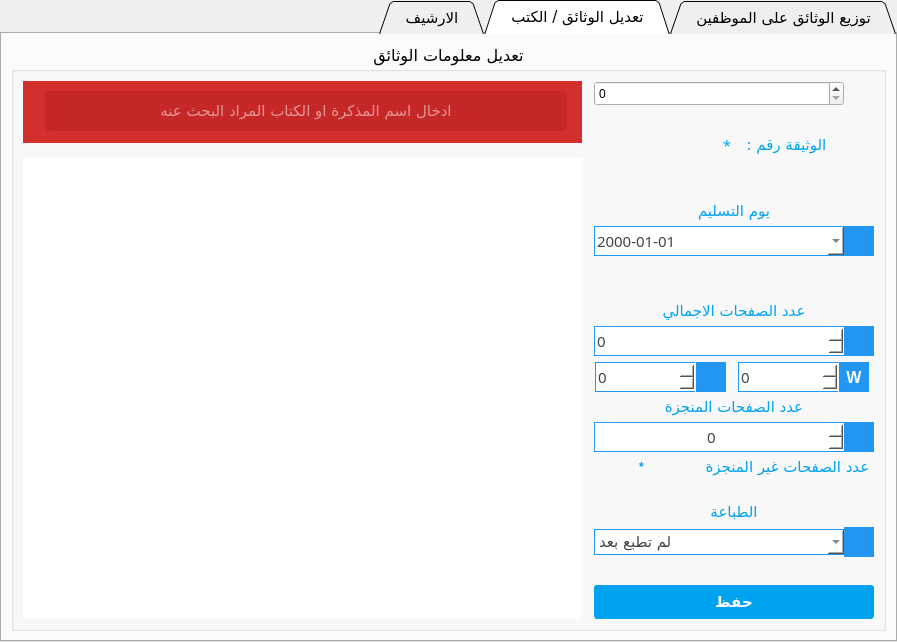
Above: tabwidgetdocuments.ui from ashraf-kx/maktaba-assistant before the change. Below: the same form after it.
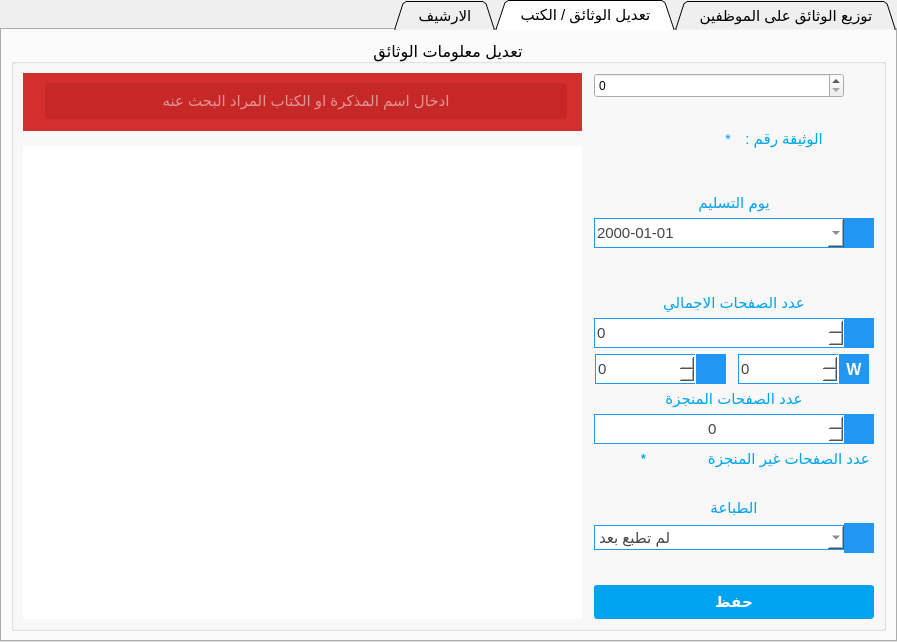
That is the form after the change. The open tabs and pages were chosen to show the change. Icons and pictures are not drawn.

Patch:
```diff
--- a/tabwidgetdocuments.ui
+++ b/tabwidgetdocuments.ui
@@ -12,7 +12,6 @@
   </property>
   <property name="font">
    <font>
-    <family>SFMono Nerd Font Mono</family>
     <pointsize>11</pointsize>
     <bold>false</bold>
    </font>
@@ -351,7 +350,6 @@
      <widget class="QGroupBox" name="GB_updateClient">
       <property name="font">
        <font>
-        <family>SFMono Nerd Font Mono</family>
         <pointsize>12</pointsize>
         <italic>false</italic>
         <bold>false</bold>
@@ -444,7 +442,6 @@
              <widget class="QLineEdit" name="LE_fullnameFiltre">
               <property name="font">
                <font>
-                <family>SFMono Nerd Font Mono</family>
                 <pointsize>11</pointsize>
                 <bold>false</bold>
                </font>
@@ -504,14 +501,13 @@
            </property>
            <property name="font">
             <font>
-             <family>SFMono Nerd Font Mono</family>
              <pointsize>11</pointsize>
              <bold>false</bold>
              <kerning>false</kerning>
             </font>
            </property>
            <property name="layoutDirection">
-            <enum>Qt::RightToLeft</enum>
+            <enum>Qt::LeftToRight</enum>
            </property>
            <property name="styleSheet">
             <string notr="true">QTableView
@@ -618,7 +614,6 @@
             <widget class="QLabel" name="LB_idDocx">
              <property name="font">
               <font>
-               <family>SFMono Nerd Font Mono</family>
                <pointsize>11</pointsize>
                <bold>false</bold>
               </font>
@@ -642,7 +637,6 @@
             <widget class="QLabel" name="labexc">
              <property name="font">
               <font>
-               <family>SFMono Nerd Font Mono</family>
                <pointsize>11</pointsize>
                <bold>false</bold>
                <kerning>false</kerning>
@@ -682,7 +676,6 @@
           <widget class="QLabel" name="label_4">
            <property name="font">
             <font>
-             <family>SFMono Nerd Font Mono</family>
              <pointsize>11</pointsize>
              <bold>false</bold>
              <kerning>false</kerning>
@@ -718,7 +711,6 @@
              </property>
              <property name="font">
               <font>
-               <family>SFMono Nerd Font Mono</family>
                <pointsize>11</pointsize>
                <bold>false</bold>
                <kerning>false</kerning>
@@ -826,7 +818,6 @@
           <widget class="QLabel" name="label_25">
            <property name="font">
             <font>
-             <family>SFMono Nerd Font Mono</family>
              <pointsize>11</pointsize>
              <bold>false</bold>
             </font>
@@ -867,7 +858,6 @@
              </property>
              <property name="font">
               <font>
-               <family>SFMono Nerd Font Mono</family>
                <pointsize>11</pointsize>
                <bold>false</bold>
               </font>
@@ -897,7 +887,7 @@
               <bool>false</bool>
              </property>
              <property name="maximum">
-              <number>5000</number>
+              <number>10000</number>
              </property>
             </widget>
            </item>
@@ -965,7 +955,6 @@
              </property>
              <property name="font">
               <font>
-               <family>SFMono Nerd Font Mono</family>
                <pointsize>11</pointsize>
                <bold>false</bold>
               </font>
@@ -991,6 +980,9 @@
    border-right:0px solid #FFFFFF;
 }</string>
              </property>
+             <property name="maximum">
+              <number>10000</number>
+             </property>
             </widget>
            </item>
            <item>
@@ -1075,7 +1067,6 @@
              </property>
              <property name="font">
               <font>
-               <family>SFMono Nerd Font Mono</family>
                <pointsize>11</pointsize>
                <bold>false</bold>
               </font>
@@ -1101,6 +1092,9 @@
    border-right:0px solid #FFFFFF;
 }</string>
              </property>
+             <property name="maximum">
+              <number>10000</number>
+             </property>
             </widget>
            </item>
            <item>
@@ -1154,7 +1148,6 @@
           <widget class="QLabel" name="label_24">
            <property name="font">
             <font>
-             <family>SFMono Nerd Font Mono</family>
              <pointsize>11</pointsize>
              <bold>false</bold>
             </font>
@@ -1195,7 +1188,6 @@
              </property>
              <property name="font">
               <font>
-               <family>SFMono Nerd Font Mono</family>
                <pointsize>11</pointsize>
                <bold>false</bold>
               </font>
@@ -1225,7 +1217,7 @@
               <set>Qt::AlignCenter</set>
              </property>
              <property name="maximum">
-              <number>5000</number>
+              <number>10000</number>
              </property>
             </widget>
            </item>
@@ -1301,7 +1293,6 @@
             <widget class="QLabel" name="label_26">
              <property name="font">
               <font>
-               <family>SFMono Nerd Font Mono</family>
                <pointsize>11</pointsize>
                <bold>false</bold>
               </font>
@@ -1337,7 +1328,6 @@
           <widget class="QLabel" name="label_6">
            <property name="font">
             <font>
-             <family>SFMono Nerd Font Mono</family>
              <pointsize>11</pointsize>
              <bold>false</bold>
              <kerning>false</kerning>
@@ -1379,7 +1369,6 @@
              </property>
              <property name="font">
               <font>
-               <family>SFMono Nerd Font Mono</family>
                <pointsize>11</pointsize>
                <bold>false</bold>
               </font>
```
Left out of the diff: 9 changed lines with no effect on the pictures.
